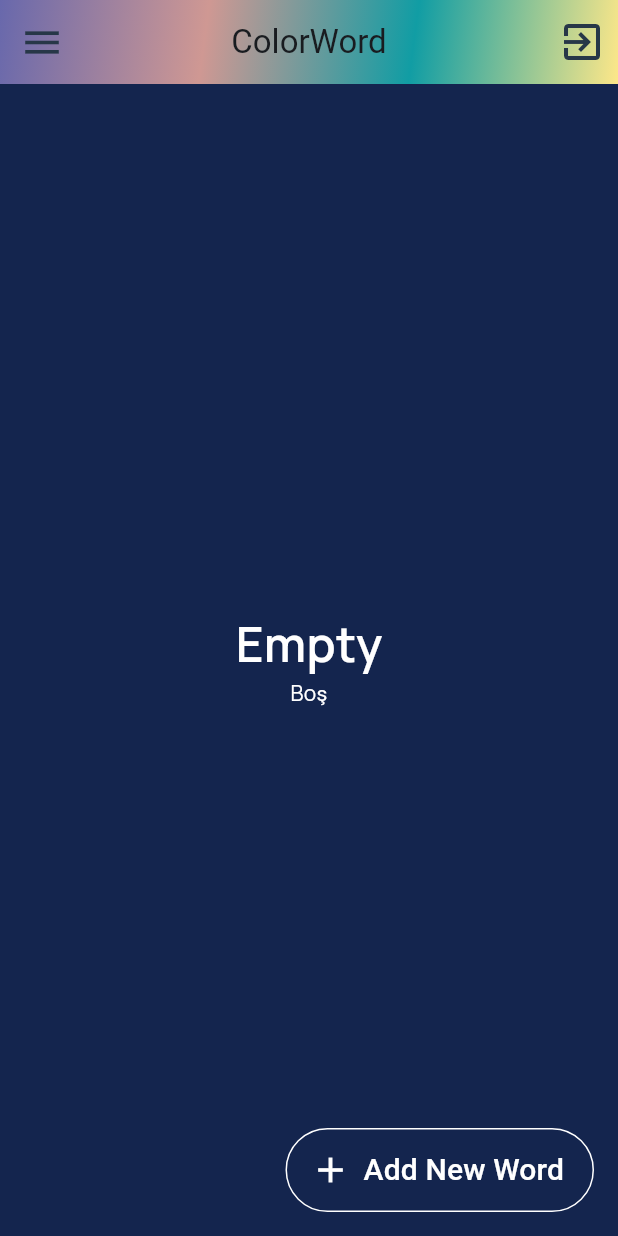
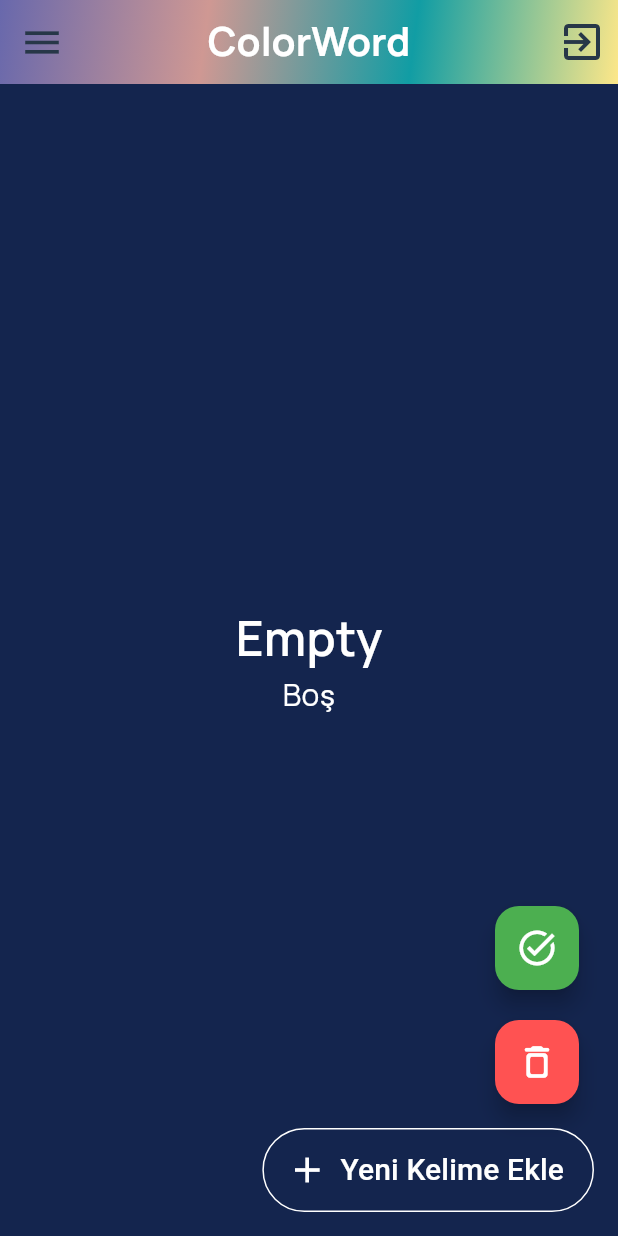
Before and after one commit to egemenocakli/colorword_new, a Flutter app: the HomeView screen opened by its route, after a tap on the "exit to app" icon, after a tap on "TR", after a tap on "Google ile giriş", on a phone screen of 412 x 824 dp. Run offline on Flutter 3.47's test engine with Material 2 defaults, Android fonts, the phone set to English and light mode, and no system bars; our stand-ins replace auto_route, cloud_firestore, easy_localization, firebase_auth, firebase_core, firebase_crashlytics and 2 more; missing offline and left inert: simplytranslate; accounts and stored records are empty.

Commit message:
a few folder structure edited. Added delete button containing the word. service and interface folders restored.

```diff
--- a/assets/translations/en-US.json
+++ b/assets/translations/en-US.json
@@ -8,7 +8,8 @@
     "mainPage": {
         "exitToolTip": "Exit",
         "menuIconToolTip": "Menu Icon",
-        "words": "English Words"
+        "words": "English Words",
+        "addNewWord": "Add New Word"
     },
     "addNewWordPage": {
         "addNewWord": "Please enter the word you want to add.",
--- a/assets/translations/tr-TR.json
+++ b/assets/translations/tr-TR.json
@@ -8,7 +8,8 @@
     "mainPage": {
         "exitToolTip": "Çıkış",
         "menuIconToolTip": "Menü Butonu",
-        "words": "İngilizce Kelimeler"
+        "words": "İngilizce Kelimeler",
+        "addNewWord": "Yeni Kelime Ekle"
     },
     "addNewWordPage": {
         "addNewWord": "Lütfen eklemek istediğiniz kelimeyi girin.",
--- a/lib/core/app_data/db/db_base.dart
+++ b/lib/core/app_data/db/db_base.dart
@@ -1,7 +1,7 @@
 import 'package:colorword_new/core/models/word_model.dart';
 
 abstract class DbBase {
-  Future<List<Word>> readWords();
+  Future<List<Word?>?> readWords();
   Future<Word?> readWord(String wordId);
   Future<bool> updateWord(Word word);
   Future<bool> addWord(Word word);
--- a/lib/core/app_data/db/firestore_service.dart
+++ b/lib/core/app_data/db/firestore_service.dart
@@ -14,17 +14,16 @@ class FirestoreService implements DbBase {
   //üsttekiler ile Appuser bilgilerine ulaşabiliriz
 
   @override
-  Future<bool> deleteWord(Word word) async {
+  Future<bool> deleteWord(Word? word) async {
     bool sonuc = false;
     try {
-      await db.collection("users").doc(appUser?.userId).collection("words").doc(word.wordId).delete().then((value) {
+      await db.collection("users").doc(appUser?.userId).collection("words").doc(word!.wordId).delete().then((value) {
         sonuc = true;
       });
     } catch (e) {
       sonuc = false;
       debugPrint("db_firestore_service.deleteWord işleminde hata:$e");
     }
-
     return sonuc;
   }
 
@@ -49,7 +48,7 @@ class FirestoreService implements DbBase {
   }
 
   @override
-  Future<List<Word>> readWords() async {
+  Future<List<Word?>?> readWords() async {
     List<Word> words = [];
 
     try {
@@ -59,7 +58,6 @@ class FirestoreService implements DbBase {
         }
       });
 
-      // ignore: unnecessary_null_comparison
       //Eğer kişi ilk defa giriyorsa userinfo çalışsın kişi bilgileri kaydedilsin.
       if (words.isEmpty) {
         createUserInfo();
--- a/lib/core/init/constants.dart
+++ b/lib/core/init/constants.dart
@@ -7,13 +7,20 @@ class AppConstants {
 }
 
 class ColorConstants {
+  //HomePage
+  static Color deleteButtonColor = Colors.redAccent;
+  static Color learnedWordButton = Colors.green;
+  static Color iconWhiteColor = Colors.white;
+  //_____________
+
+  //General
   static Color backgroundColor = const Color(0xFFC5CAC4);
   static Color white = Colors.white;
+  static Color transparent = Colors.transparent;
   static Color black = Colors.black;
   static Color buttonColor = const Color(0xFF68B2A0);
   static Color greySh4 = Colors.grey.shade300;
   static Color buttonColorPink = const Color(0xFFCD6688);
-  //static List<Color> appBarColors = [const Color(0xFF2c6975), const Color(0xFF2c6975), const Color(0xFFCDE0C9)];
   static List<Color> appBarColors = [
     const Color(0xFF6868AC),
     const Color(0xFFCF9893),
@@ -26,3 +33,9 @@ class ColorConstants {
   ];
   static Color iconColor = const Color(0xFF273748);
 }
+
+class SizeConstants {
+  static double iconSize = 28;
+  static double appBarLargeIconSize = 32;
+  static double appBarMediumIconSize = 30;
+}
--- a/lib/core/navigator/app_router.dart
+++ b/lib/core/navigator/app_router.dart
@@ -1,6 +1,6 @@
 import 'package:auto_route/auto_route.dart';
 import 'package:colorword_new/pages/auth/view/login_view.dart';
-import 'package:colorword_new/pages/home/home_view.dart';
+import 'package:colorword_new/pages/home/view/home_view.dart';
 import 'package:colorword_new/pages/new_word/view/new_word_view.dart';
 part 'app_router.gr.dart';
 
--- a/lib/locator.dart
+++ b/lib/locator.dart
@@ -1,5 +1,5 @@
 import 'package:colorword_new/pages/auth/viewmodel/auth_viewmodel.dart';
-import 'package:colorword_new/pages/home/home_viewmodel.dart';
+import 'package:colorword_new/pages/home/viewmodel/home_viewmodel.dart';
 import 'package:colorword_new/pages/new_word/viewmodel/new_word_viewmodel.dart';
 import 'package:get_it/get_it.dart';
 
--- a/lib/pages/home/home_view.dart
+++ /dev/null
@@ -1,145 +0,0 @@
-import 'package:auto_route/auto_route.dart';
-import 'package:colorword_new/core/base/view/base_view.dart';
-import 'package:colorword_new/core/extensions/context_extension.dart';
-import 'package:colorword_new/core/extensions/string_extension.dart';
-import 'package:colorword_new/core/init/constants.dart';
-import 'package:colorword_new/core/init/language/locale_keys.g.dart';
-import 'package:colorword_new/core/models/word_model.dart';
-import 'package:colorword_new/core/navigator/app_router.dart';
-import 'package:colorword_new/locator.dart';
-import 'package:colorword_new/pages/home/home_viewmodel.dart';
-import 'package:flutter/material.dart';
-
-@RoutePage()
-class HomeView extends StatefulWidget {
-  const HomeView({Key? key}) : super(key: key);
-
-  @override
-  State<HomeView> createState() => _HomeViewState();
-}
-
-class _HomeViewState extends State<HomeView> {
-  final HomeScreenViewModel viewModel = locator<HomeScreenViewModel>();
-
-  @override
-  void initState() {
-    super.initState();
-    viewModel.getWordList();
-  }
-
-  @override
-  Widget build(BuildContext context) {
-    return BaseView(viewModelBuilder: (_) => locator<HomeScreenViewModel>(), builder: _buildScreen);
-  }
-
-  Widget _buildScreen(BuildContext context, HomeScreenViewModel homeScreenViewModel) {
-    {
-      return WillPopScope(
-        onWillPop: onWillPop,
-        child: Scaffold(
-          floatingActionButton: addNewWordFAB(viewModel),
-          appBar: AppBar(
-            elevation: 2,
-            title: const Text(
-              AppConstants.appName,
-            ),
-            centerTitle: true,
-            actions: <Widget>[
-              IconButton(
-                icon: Icon(Icons.exit_to_app_outlined, size: 32, color: ColorConstants.iconColor),
-                tooltip: LocaleKeys.mainPage_exitToolTip.locale,
-                onPressed: () {
-                  viewModel.signOutFromHome();
-                  context.replaceRoute(const LoginRoute());
-                },
-              ),
-            ],
-            flexibleSpace: Container(
-              decoration: BoxDecoration(
-                gradient: LinearGradient(
-                  begin: Alignment.topLeft,
-                  end: Alignment.bottomRight,
-                  colors: ColorConstants.appBarColors,
-                ),
-              ),
-            ),
-            leading: IconButton(
-              icon: Icon(Icons.menu, color: ColorConstants.iconColor, size: 30),
-              tooltip: LocaleKeys.mainPage_menuIconToolTip.locale,
-              onPressed: () {},
-            ),
-          ),
-          backgroundColor: ColorConstants.backgroundColor,
-          body: Center(
-            child: Column(
-              children: [
-                Expanded(
-                  flex: 1,
-                  child: (viewModel.words?.length == null) || ((viewModel.words?.length ?? 0) <= 0)
-                      ? buildEmptyWordListPageInfo()
-                      : PageView.builder(
-                          reverse: false,
-                          itemCount: viewModel.words?.length ?? 0,
-                          scrollDirection: Axis.horizontal,
-                          itemBuilder: (BuildContext context, int index) {
-                            return wordPage(context: context, word: viewModel.words?[index]);
-                          },
-                        ),
-                ),
-              ],
-            ),
-          ),
-        ),
-      );
-    }
-  }
-
-  Widget buildEmptyWordListPageInfo() {
-    return wordPage(context: context, word: viewModel.createEmptyWord());
-  }
-
-  FloatingActionButton addNewWordFAB(HomeScreenViewModel viewModel) {
-    return FloatingActionButton.extended(
-      onPressed: () {
-        //viewModel.addWord();
-        context.router.push(const NewWordRoute());
-      },
-      shape: const RoundedRectangleBorder(
-          borderRadius: BorderRadius.all(Radius.circular(30.0)), side: BorderSide(width: 1, color: Colors.white)),
-      icon: const Icon(Icons.add, size: 28),
-      backgroundColor: Colors.transparent,
-      splashColor: Colors.transparent,
-      focusColor: Colors.transparent,
-      disabledElevation: 0,
-      highlightElevation: 0,
-      hoverColor: Colors.transparent, //tıkladığındaki
-      foregroundColor: Colors.white, //yazı rengi
-      label: const Text("Add New Word", style: TextStyle(fontSize: 20)),
-      elevation: 0,
-    );
-  }
-
-  Container wordPage({required BuildContext context, required Word? word}) {
-    return Container(
-      height: context.height,
-      width: context.width,
-      color: word?.color,
-      child: Column(
-        mainAxisAlignment: MainAxisAlignment.center,
-        children: [
-          Text(word?.word ?? '-',
-              style: TextStyle(
-                  fontFamily: 'Manrope', fontWeight: FontWeight.w600, fontSize: 32, color: ColorConstants.white)),
-          Text(
-            word?.translatedWords?.firstOrNull ?? '-',
-            style: TextStyle(fontFamily: 'Manrope', color: ColorConstants.white),
-          )
-        ],
-      ),
-    );
-  }
-
-  Future<bool> onWillPop() async {
-    return false;
-  }
-}
--- /dev/null
+++ b/lib/pages/home/service/home_service.dart
@@ -0,0 +1,17 @@
+import 'package:colorword_new/core/app_data/db/firestore_service.dart';
+import 'package:colorword_new/core/models/word_model.dart';
+import 'package:colorword_new/pages/home/service/home_service_interface.dart';
+
+class HomeService implements IHomeService {
+  final FirestoreService _firestoreService = FirestoreService();
+
+  @override
+  Future<bool> deleteWord(Word? word) async {
+    return await _firestoreService.deleteWord(word);
+  }
+
+  @override
+  Future<List<Word?>?> readWords() async {
+    return await _firestoreService.readWords();
+  }
+}
--- /dev/null
+++ b/lib/pages/home/service/home_service_interface.dart
@@ -0,0 +1,6 @@
+import 'package:colorword_new/core/models/word_model.dart';
+
+abstract class IHomeService {
+  Future<bool> deleteWord(Word? word);
+  Future<List<Word?>?> readWords();
+}
--- /dev/null
+++ b/lib/pages/home/view/home_view.dart
@@ -0,0 +1,190 @@
+import 'package:auto_route/auto_route.dart';
+import 'package:colorword_new/core/base/view/base_view.dart';
+import 'package:colorword_new/core/extensions/context_extension.dart';
+import 'package:colorword_new/core/extensions/string_extension.dart';
+import 'package:colorword_new/core/init/constants.dart';
+import 'package:colorword_new/core/init/language/locale_keys.g.dart';
+import 'package:colorword_new/core/models/word_model.dart';
+import 'package:colorword_new/core/navigator/app_router.dart';
+import 'package:colorword_new/locator.dart';
+import 'package:colorword_new/pages/home/viewmodel/home_viewmodel.dart';
+import 'package:flutter/material.dart';
+
+@RoutePage()
+class HomeView extends StatefulWidget {
+  const HomeView({Key? key}) : super(key: key);
+
+  @override
+  State<HomeView> createState() => _HomeViewState();
+}
+
+class _HomeViewState extends State<HomeView> {
+  final HomeScreenViewModel viewModel = locator<HomeScreenViewModel>();
+
+  @override
+  void initState() {
+    super.initState();
+    viewModel.readWords();
+  }
+
+  @override
+  Widget build(BuildContext context) {
+    return BaseView(viewModelBuilder: (_) => locator<HomeScreenViewModel>(), builder: _buildScreen);
+  }
+
+  Widget _buildScreen(BuildContext context, HomeScreenViewModel homeScreenViewModel) {
+    {
+      return WillPopScope(
+        onWillPop: onWillPop,
+        child: Scaffold(
+          floatingActionButton: Wrap(
+              direction: Axis.vertical,
+              alignment: WrapAlignment.end,
+              crossAxisAlignment: WrapCrossAlignment.end,
+              children: [
+                addLearnedWordButton(),
+                deleteWordButton(viewModel.onPageWord),
+                addNewWordFAB(),
+              ]), //addNewWordFAB(viewModel),
+          appBar: AppBar(
+            elevation: 2,
+            title: Text(
+              AppConstants.appName,
+              style: TextStyle(
+                  fontFamily: 'Manrope', fontWeight: FontWeight.w700, fontSize: 26, color: ColorConstants.white),
+            ),
+            centerTitle: true,
+            actions: <Widget>[
+              IconButton(
+                icon: Icon(Icons.exit_to_app_outlined,
+                    size: SizeConstants.appBarLargeIconSize, color: ColorConstants.iconColor),
+                tooltip: LocaleKeys.mainPage_exitToolTip.locale,
+                onPressed: () {
+                  viewModel.signOutFromHome();
+                  context.replaceRoute(const LoginRoute());
+                },
+              ),
+            ],
+            flexibleSpace: Container(
+              decoration: BoxDecoration(
+                gradient: LinearGradient(
+                  begin: Alignment.topLeft,
+                  end: Alignment.bottomRight,
+                  colors: ColorConstants.appBarColors,
+                ),
+              ),
+            ),
+            leading: IconButton(
+              icon: Icon(Icons.menu, color: ColorConstants.iconColor, size: SizeConstants.appBarMediumIconSize),
+              tooltip: LocaleKeys.mainPage_menuIconToolTip.locale,
+              onPressed: () {},
+            ),
+          ),
+          backgroundColor: ColorConstants.backgroundColor,
+          body: Column(
+            children: [
+              Expanded(
+                flex: 1,
+                child: (viewModel.words?.length == null) || ((viewModel.words?.length ?? 0) <= 0)
+                    ? buildEmptyWordListPageInfo()
+                    : PageView.builder(
+                        reverse: false,
+                        itemCount: viewModel.words?.length ?? 0,
+                        scrollDirection: Axis.horizontal,
+                        itemBuilder: (BuildContext context, int index) {
+                          viewModel.onPageWord = viewModel.words?[index];
+                          print(viewModel.onPageWord?.word);
+                          return wordPage(context: context, word: viewModel.words?[index]);
+                        },
+                      ),
+              ),
+            ],
+          ),
+        ),
+      );
+    }
+  }
+
+  Container deleteWordButton(Word? onPageWord) {
+    return Container(
+        margin: const EdgeInsets.only(bottom: 16, right: 10, top: 10, left: 10),
+        child: FloatingActionButton(
+          heroTag: "deleteButton",
+          onPressed: () async {
+            //Buraya word ün indexini ulaştırmalıyım
+            await viewModel.deleteWord(viewModel.onPageWord);
+          },
+          backgroundColor: ColorConstants.deleteButtonColor,
+          child: Icon(
+            Icons.delete_outline_rounded,
+            size: SizeConstants.iconSize,
+            color: ColorConstants.iconWhiteColor,
+          ),
+        ));
+  }
+
+  Container addLearnedWordButton() {
+    return Container(
+        margin: const EdgeInsets.all(10),
+        child: FloatingActionButton(
+          heroTag: "learnedButton",
+          onPressed: () {},
+          backgroundColor: ColorConstants.learnedWordButton,
+          child: Icon(
+            Icons.task_alt_outlined,
+            size: SizeConstants.iconSize,
+            color: ColorConstants.iconWhiteColor,
+          ),
+        ));
+  }
+
+  Widget buildEmptyWordListPageInfo() {
+    return wordPage(context: context, word: viewModel.createEmptyWord());
+  }
+
+  FloatingActionButton addNewWordFAB() {
+    return FloatingActionButton.extended(
+      heroTag: "addNewButton",
+      onPressed: () {
+        context.router.push(const NewWordRoute());
+      },
+      shape: RoundedRectangleBorder(
+          borderRadius: const BorderRadius.all(Radius.circular(30.0)),
+          side: BorderSide(width: 1, color: ColorConstants.white)),
+      icon: const Icon(Icons.add, size: 28),
+      backgroundColor: ColorConstants.transparent,
+      splashColor: ColorConstants.transparent,
+      focusColor: ColorConstants.transparent,
+      disabledElevation: 0,
+      highlightElevation: 0,
+      hoverColor: ColorConstants.transparent, //tıkladığındaki
+      foregroundColor: ColorConstants.white, //yazı rengi
+      label: Text(LocaleKeys.mainPage_addNewWord.locale, style: const TextStyle(fontSize: 20)),
+      elevation: 0,
+    );
+  }
+
+  Container wordPage({required BuildContext context, required Word? word}) {
+    return Container(
+      height: context.height,
+      width: context.width,
+      color: word?.color,
+      child: Column(
+        mainAxisAlignment: MainAxisAlignment.center,
+        children: [
+          Text(word?.word ?? '-',
+              style: TextStyle(
+                  fontFamily: 'Manrope', fontWeight: FontWeight.w600, fontSize: 32, color: ColorConstants.white)),
+          Text(
+            word?.translatedWords?.firstOrNull ?? '-',
+            style: TextStyle(fontFamily: 'Manrope', color: ColorConstants.white, fontSize: 20),
+          ),
+        ],
+      ),
+    );
+  }
+
+  Future<bool> onWillPop() async {
+    return false;
+  }
+}
--- a/lib/pages/home/home_viewmodel.dart
+++ b/lib/pages/home/viewmodel/home_viewmodel.dart
@@ -1,15 +1,18 @@
 import 'dart:async';
 import 'package:cloud_firestore/cloud_firestore.dart';
-import 'package:colorword_new/core/app_data/db/firestore_service.dart';
 import 'package:colorword_new/core/base/viewmodel/base_view_model.dart';
 import 'package:colorword_new/core/models/word_model.dart';
 import 'package:colorword_new/core/utility/helpers.dart';
 import 'package:colorword_new/pages/auth/service/auth_firebase_service.dart';
+import 'package:colorword_new/pages/home/service/home_service.dart';
+import 'package:colorword_new/pages/home/service/home_service_interface.dart';
 
-class HomeScreenViewModel extends BaseViewModel {
-  final FirestoreService _firestoreService = FirestoreService();
+class HomeScreenViewModel extends BaseViewModel implements IHomeService {
+  final HomeService _homeService = HomeService();
+
   late List<Word?>? words = [];
   // late Word word = Word();
+  Word? onPageWord;
 
   @override
   FutureOr<void> init() {}
@@ -17,15 +20,15 @@ class HomeScreenViewModel extends BaseViewModel {
   //getter
 
   //setter
-
+/*
   Future<List<Word?>?> getWordList() async {
-    ///TODO: BURADA ÖNCE STATE DEĞİŞİMİ SONRASINDA STATE DEĞİŞİMİ EKLİYCEM Kİ SAYFA YENİLENSİN
     viewState = ViewState.loading;
     words = await _firestoreService.readWords();
     viewState = ViewState.loaded;
 
     return words;
   }
+  */
 
   Word createEmptyWord() {
     Word emptyWord = Word(
@@ -51,4 +54,31 @@ class HomeScreenViewModel extends BaseViewModel {
     // TODO: implement refreshData
     throw UnimplementedError();
   }
+
+  @override
+  Future<bool> deleteWord(Word? word) async {
+    if (word != null) {
+      viewState = ViewState.loading;
+      //await _firestoreService.deleteWord(word).whenComplete(() {
+      _homeService.deleteWord(word).whenComplete(
+        () {
+          readWords();
+        },
+      );
+
+      viewState = ViewState.loaded;
+      return true;
+    } else {
+      return false;
+    }
+  }
+
+  @override
+  Future<List<Word?>?> readWords() async {
+    viewState = ViewState.loading;
+    words = await _homeService.readWords();
+    viewState = ViewState.loaded;
+
+    return words;
+  }
 }
--- a/lib/pages/new_word/service/new_word_service.dart
+++ b/lib/pages/new_word/service/new_word_service.dart
@@ -6,12 +6,7 @@ class NewWordService implements INewWordService {
   final FirestoreService _firestoreService = FirestoreService();
 
   @override
-  Future<bool> addWord(Word word) async {
-    return await _firestoreService.addWord(word);
-  }
-
-  @override
-  Future<bool> deleteWord(Word word) async {
-    return await _firestoreService.deleteWord(word);
+  Future<bool> addWord(Word? word) async {
+    return await _firestoreService.addWord(word!);
   }
 }
--- a/lib/pages/new_word/service/new_word_service_interface.dart
+++ b/lib/pages/new_word/service/new_word_service_interface.dart
@@ -1,6 +1,5 @@
-import '../../../core/models/word_model.dart';
+import 'package:colorword_new/core/models/word_model.dart';
 
 abstract class INewWordService {
-  Future<bool> addWord(Word word);
-  Future<bool> deleteWord(Word word);
+  Future<bool> addWord(Word? word);
 }
--- a/lib/pages/new_word/view/new_word_view.dart
+++ b/lib/pages/new_word/view/new_word_view.dart
@@ -46,8 +46,10 @@ class _NewWordViewState extends State<NewWordView> {
           resizeToAvoidBottomInset: false,
           appBar: AppBar(
             elevation: 2,
-            title: const Text(
+            title: Text(
               AppConstants.appName,
+              style: TextStyle(
+                  fontFamily: 'Manrope', fontWeight: FontWeight.w700, fontSize: 26, color: ColorConstants.white),
             ),
             centerTitle: true,
             flexibleSpace: Container(
--- a/lib/pages/new_word/viewmodel/new_word_viewmodel.dart
+++ b/lib/pages/new_word/viewmodel/new_word_viewmodel.dart
@@ -4,7 +4,7 @@ import 'package:colorword_new/core/enums/enum.dart';
 import 'package:colorword_new/core/extensions/string_extension.dart';
 import 'package:colorword_new/core/models/word_model.dart';
 import 'package:colorword_new/locator.dart';
-import 'package:colorword_new/pages/home/home_viewmodel.dart';
+import 'package:colorword_new/pages/home/viewmodel/home_viewmodel.dart';
 import 'package:colorword_new/pages/new_word/service/new_word_service.dart';
 import 'package:colorword_new/pages/new_word/service/new_word_service_interface.dart';
 import 'package:flutter/material.dart';
@@ -34,7 +34,7 @@ class NewWordViewModel extends BaseViewModel implements INewWordService {
   //setter
 
   Future<void> reloadWords() async {
-    await homeScreenViewModel.getWordList();
+    await homeScreenViewModel.readWords();
   }
 
   Future<String?> wordTranslate(String? word) async {
@@ -75,11 +75,6 @@ class NewWordViewModel extends BaseViewModel implements INewWordService {
     }
   }
 
-  @override
-  Future<bool> deleteWord(Word word) async {
-    return await _newWordService.deleteWord(word);
-  }
-
   void clearVeriables() {
     translatedWord = "";
     translateResponse = "";
@@ -87,7 +82,7 @@ class NewWordViewModel extends BaseViewModel implements INewWordService {
   }
 
   @override
-  Future<bool> addWord(Word word) async {
+  Future<bool> addWord(Word? word) async {
     return await _newWordService.addWord(word);
   }
 }
```
Also changed, not shown: lib/core/init/language/locale_keys.g.dart.
